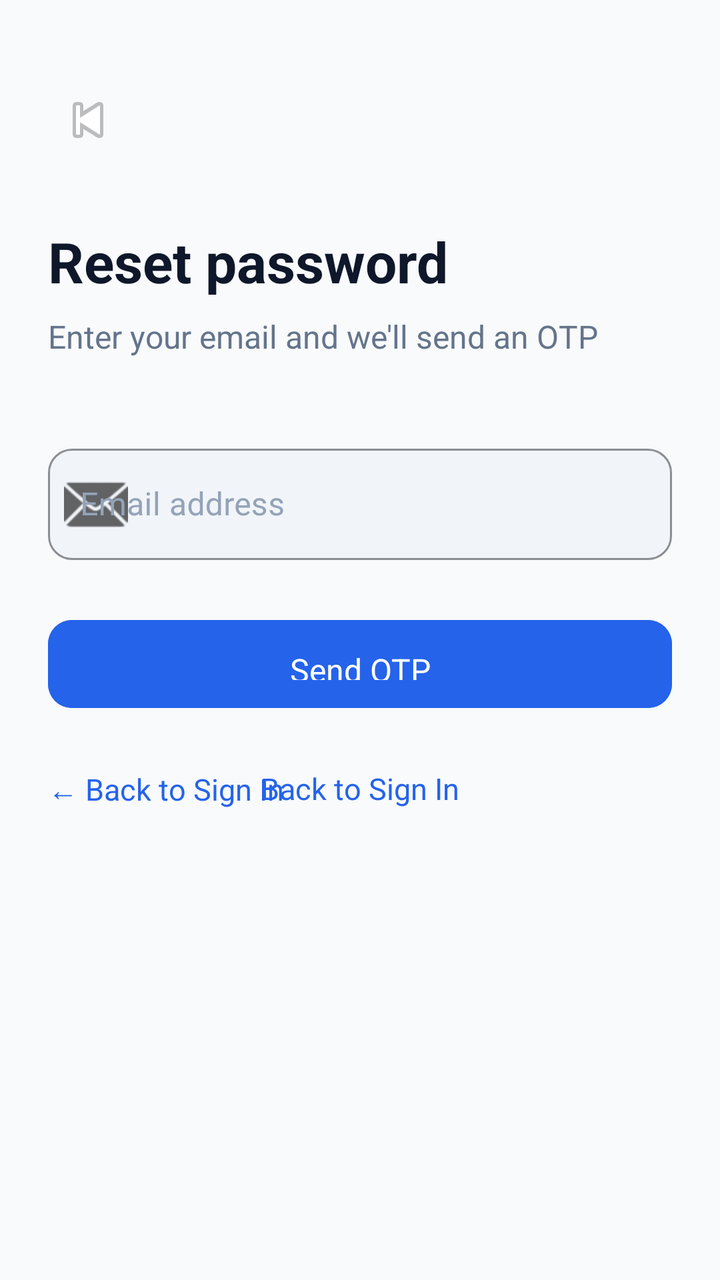
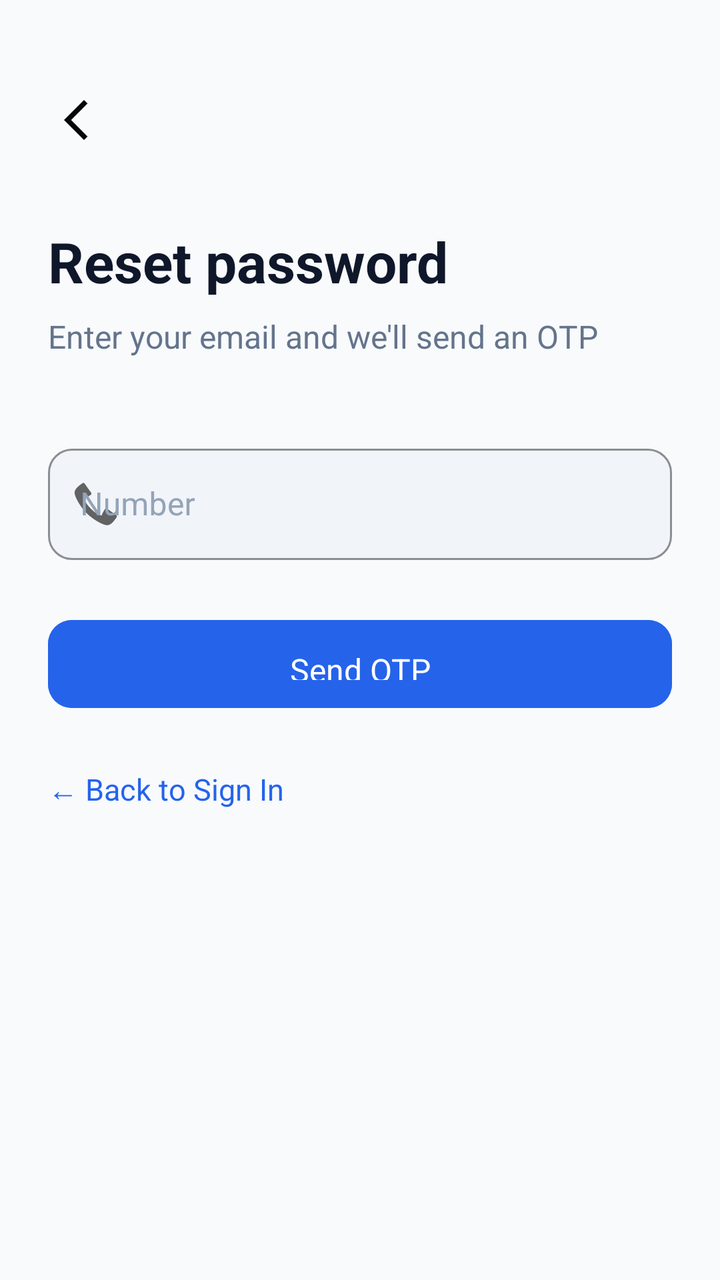

Two renders of the same Android screen: before a commit and after it. Below are the layout's source before the change and the commit's diff.
<!-- AndroidManifest.xml: application theme Theme.HomeSweetHome -->
<!-- res/layout/activity_forgot_password.xml -->
<?xml version="1.0" encoding="utf-8"?>
<androidx.constraintlayout.widget.ConstraintLayout
    xmlns:android="http://schemas.android.com/apk/res/android"
    xmlns:app="http://schemas.android.com/apk/res-auto"
    android:layout_width="match_parent"
    android:layout_height="match_parent"
    android:background="@color/background"
    android:padding="24dp">

    <ImageButton
        android:id="@+id/btn_back"
        android:layout_width="40dp"
        android:layout_height="40dp"
        android:src="@android:drawable/ic_media_previous"
        android:background="?attr/selectableItemBackgroundBorderless"
        android:contentDescription="Back"
        app:layout_constraintStart_toStartOf="parent"
        app:layout_constraintTop_toTopOf="parent"
        android:layout_marginTop="16dp"/>

    <TextView
        android:id="@+id/tv_title"
        android:layout_width="0dp"
        android:layout_height="wrap_content"
        android:text="@string/forgot_title"
        android:textColor="@color/text_primary"
        android:textSize="28sp"
        android:textStyle="bold"
        android:layout_marginTop="32dp"
        app:layout_constraintEnd_toEndOf="parent"
        app:layout_constraintStart_toStartOf="parent"
        app:layout_constraintTop_toBottomOf="@id/btn_back"/>

    <TextView
        android:id="@+id/tv_subtitle"
        android:layout_width="0dp"
        android:layout_height="wrap_content"
        android:text="@string/forgot_subtitle"
        android:textColor="@color/text_secondary"
        android:textSize="16sp"
        android:layout_marginTop="8dp"
        app:layout_constraintEnd_toEndOf="parent"
        app:layout_constraintStart_toStartOf="parent"
        app:layout_constraintTop_toBottomOf="@id/tv_title"/>

    <com.google.android.material.textfield.TextInputLayout
        android:id="@+id/til_email"
        style="@style/Widget.HomeSweetHome.TextInputLayout"
        android:layout_width="0dp"
        android:layout_height="wrap_content"
        android:hint="@string/email_hint"
        android:layout_marginTop="40dp"
        app:startIconDrawable="@android:drawable/ic_dialog_email"
        app:layout_constraintEnd_toEndOf="parent"
        app:layout_constraintStart_toStartOf="parent"
        app:layout_constraintTop_toBottomOf="@id/tv_subtitle">

        <com.google.android.material.textfield.TextInputEditText
            android:id="@+id/et_email"
            android:layout_width="match_parent"
            android:layout_height="wrap_content"
            android:inputType="textEmailAddress"
            android:imeOptions="actionDone"
            android:singleLine="true"/>
    </com.google.android.material.textfield.TextInputLayout>

    <com.google.android.material.button.MaterialButton
        android:id="@+id/btn_send_otp"
        style="@style/Widget.HomeSweetHome.Button.Primary"
        android:layout_width="0dp"
        android:layout_height="56dp"
        android:text="@string/btn_send_otp"
        android:layout_marginTop="24dp"
        app:layout_constraintEnd_toEndOf="parent"
        app:layout_constraintStart_toStartOf="parent"
        app:layout_constraintTop_toBottomOf="@id/til_email"/>

    <ProgressBar
        android:id="@+id/progress_bar"
        android:layout_width="wrap_content"
        android:layout_height="wrap_content"
        android:visibility="gone"
        android:layout_marginTop="8dp"
        app:layout_constraintEnd_toEndOf="parent"
        app:layout_constraintStart_toStartOf="parent"
        app:layout_constraintTop_toBottomOf="@id/btn_send_otp"/>

    <LinearLayout
        android:layout_width="wrap_content"
        android:layout_height="wrap_content"
        android:orientation="horizontal"
        android:layout_marginTop="24dp"
        app:layout_constraintEnd_toEndOf="parent"
        app:layout_constraintStart_toStartOf="parent"
        app:layout_constraintTop_toBottomOf="@id/progress_bar">

        <TextView
            android:layout_width="wrap_content"
            android:layout_height="wrap_content"
            android:text="@string/back_to_login"
            android:textColor="@color/primary"
            android:textSize="15sp"/>
    </LinearLayout>

    <TextView
        android:id="@+id/tv_back_login"
        android:layout_width="wrap_content"
        android:layout_height="wrap_content"
        android:text="← Back to Sign In"
        android:textColor="@color/primary"
        android:textSize="15sp"
        android:clickable="true"
        android:focusable="true"
        android:layout_marginTop="24dp"
        app:layout_constraintStart_toStartOf="parent"
        app:layout_constraintTop_toBottomOf="@id/progress_bar"/>

</androidx.constraintlayout.widget.ConstraintLayout>
<!-- resources referenced by this layout -->
<resources>
  <color name="background">#F8FAFC</color>
  <color name="primary">#2563EB</color>
  <color name="text_primary">#0F172A</color>
  <color name="text_secondary">#64748B</color>
  <string name="back_to_login">Back to Sign In</string>
  <string name="btn_send_otp">Send OTP</string>
  <string name="email_hint">Email address</string>
  <string name="forgot_subtitle">Enter your email and we\'ll send an OTP</string>
  <string name="forgot_title">Reset password</string>
  <style name="Widget.HomeSweetHome.Button.Primary" parent="Widget.MaterialComponents.Button">
          <item name="android:backgroundTint">@color/primary</item>
          <item name="android:textColor">@color/white</item>
          <item name="android:textSize">16sp</item>
          <item name="android:textAllCaps">false</item>
          <item name="android:letterSpacing">0</item>
          <item name="cornerRadius">12dp</item>
          <item name="android:paddingTop">14dp</item>
          <item name="android:paddingBottom">14dp</item>
          <item name="android:elevation">0dp</item>
          <item name="android:stateListAnimator">@null</item>
      </style>
  <style name="Widget.HomeSweetHome.TextInputLayout" parent="Widget.MaterialComponents.TextInputLayout.OutlinedBox">
          <item name="boxBackgroundColor">@color/input_bg</item>
          <item name="boxStrokeColor">@color/divider</item>
          <item name="boxStrokeWidth">1dp</item>
          <item name="boxStrokeWidthFocused">2dp</item>
          <item name="boxCornerRadiusTopStart">12dp</item>
          <item name="boxCornerRadiusTopEnd">12dp</item>
          <item name="boxCornerRadiusBottomStart">12dp</item>
          <item name="boxCornerRadiusBottomEnd">12dp</item>
          <item name="hintTextColor">@color/text_secondary</item>
          <item name="android:textColorHint">@color/text_hint</item>
      </style>
  <style name="Theme.HomeSweetHome" parent="Theme.MaterialComponents.Light.NoActionBar">
          <item name="colorPrimary">@color/primary</item>
          <item name="colorPrimaryDark">@color/primary_dark</item>
          <item name="colorAccent">@color/accent</item>
          <item name="android:windowBackground">@color/background</item>
          <item name="android:statusBarColor">@color/background</item>
          <item name="android:windowLightStatusBar">true</item>
          <item name="android:fontFamily">sans-serif</item>
      </style>
  <color name="white">#FFFFFF</color>
  <color name="input_bg">#F1F5F9</color>
  <color name="divider">#E2E8F0</color>
  <color name="text_hint">#94A3B8</color>
  <color name="primary_dark">#1D4ED8</color>
  <color name="accent">#10B981</color>
</resources>

<!-- the commit's change to res/layout/activity_forgot_password.xml (unified diff, before → after) -->
@@ -11,7 +11,7 @@
         android:id="@+id/btn_back"
         android:layout_width="40dp"
         android:layout_height="40dp"
-        android:src="@android:drawable/ic_media_previous"
+        android:src="@drawable/arrow_back"
         android:background="?attr/selectableItemBackgroundBorderless"
         android:contentDescription="Back"
         app:layout_constraintStart_toStartOf="parent"
@@ -44,19 +44,19 @@
         app:layout_constraintTop_toBottomOf="@id/tv_title"/>
 
     <com.google.android.material.textfield.TextInputLayout
-        android:id="@+id/til_email"
+        android:id="@+id/til_number"
         style="@style/Widget.HomeSweetHome.TextInputLayout"
         android:layout_width="0dp"
         android:layout_height="wrap_content"
-        android:hint="@string/email_hint"
+        android:hint="@string/number_hint"
         android:layout_marginTop="40dp"
-        app:startIconDrawable="@android:drawable/ic_dialog_email"
+        app:startIconDrawable="@android:drawable/stat_sys_phone_call"
         app:layout_constraintEnd_toEndOf="parent"
         app:layout_constraintStart_toStartOf="parent"
         app:layout_constraintTop_toBottomOf="@id/tv_subtitle">
 
         <com.google.android.material.textfield.TextInputEditText
-            android:id="@+id/et_email"
+            android:id="@+id/et_number"
             android:layout_width="match_parent"
             android:layout_height="wrap_content"
             android:inputType="textEmailAddress"
@@ -73,7 +73,7 @@
         android:layout_marginTop="24dp"
         app:layout_constraintEnd_toEndOf="parent"
         app:layout_constraintStart_toStartOf="parent"
-        app:layout_constraintTop_toBottomOf="@id/til_email"/>
+        app:layout_constraintTop_toBottomOf="@id/til_number"/>
 
     <ProgressBar
         android:id="@+id/progress_bar"
@@ -94,12 +94,7 @@
         app:layout_constraintStart_toStartOf="parent"
         app:layout_constraintTop_toBottomOf="@id/progress_bar">
 
-        <TextView
-            android:layout_width="wrap_content"
-            android:layout_height="wrap_content"
-            android:text="@string/back_to_login"
-            android:textColor="@color/primary"
-            android:textSize="15sp"/>
+       
     </LinearLayout>
 
     <TextView
<!-- resource entries referenced after the edit -->
@@ -4,11 +4,20 @@
   <color name="primary">#2563EB</color>
   <color name="text_primary">#0F172A</color>
   <color name="text_secondary">#64748B</color>
-  <string name="back_to_login">Back to Sign In</string>
+  <!-- drawable arrow_back (drawable) -->
+  <vector xmlns:android="http://schemas.android.com/apk/res/android"
+      android:width="24dp"
+      android:height="24dp"
+      android:viewportWidth="960"
+      android:viewportHeight="960">
+    <path
+        android:pathData="M400,880 L0,480l400,-400 71,71 -329,329 329,329 -71,71Z"
+        android:fillColor="#070707"/>
+  </vector>
   <string name="btn_send_otp">Send OTP</string>
-  <string name="email_hint">Email address</string>
   <string name="forgot_subtitle">Enter your email and we\'ll send an OTP</string>
   <string name="forgot_title">Reset password</string>
+  <string name="number_hint">Number</string>
   <style name="Widget.HomeSweetHome.Button.Primary" parent="Widget.MaterialComponents.Button">
           <item name="android:backgroundTint">@color/primary</item>
           <item name="android:textColor">@color/white</item>
